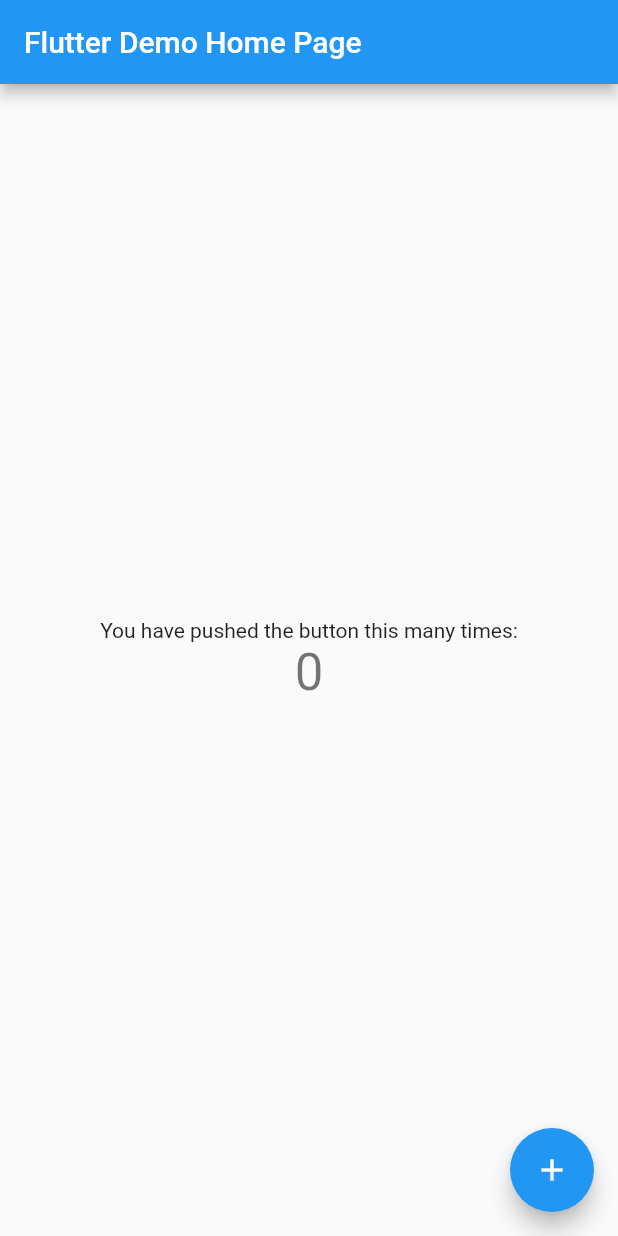
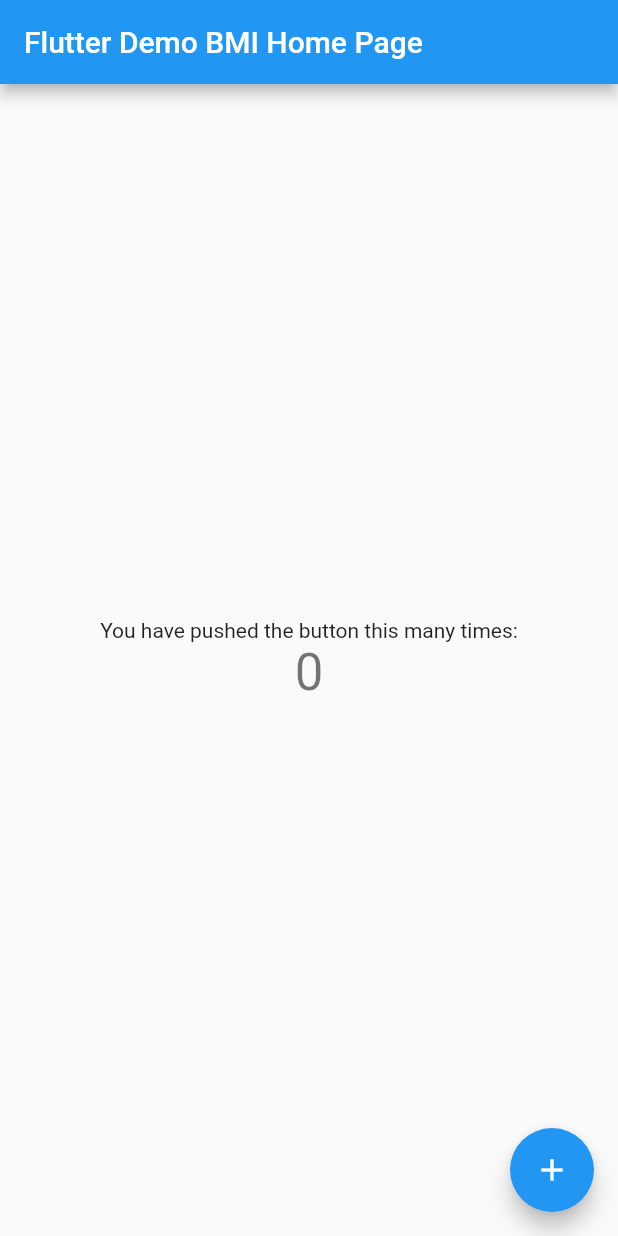
Before and after one commit to nanangkoesharwanto/test_bmi, a Flutter app: the screen it shows after launch, on a phone screen of 412 x 824 dp. Run offline on Flutter 3.47's test engine with Material 2 defaults, Android fonts, the phone set to English and light mode, and no system bars.

Commit message:
second commit

```diff
--- a/lib/main.dart
+++ b/lib/main.dart
@@ -11,7 +11,7 @@ class MyApp extends StatelessWidget {
   @override
   Widget build(BuildContext context) {
     return MaterialApp(
-      title: 'Flutter Demo',
+      title: 'Flutter Demo BMI',
       theme: ThemeData(
         // This is the theme of your application.
         //
@@ -24,7 +24,7 @@ class MyApp extends StatelessWidget {
         // is not restarted.
         primarySwatch: Colors.blue,
       ),
-      home: const MyHomePage(title: 'Flutter Demo Home Page'),
+      home: const MyHomePage(title: 'Flutter Demo BMI Home Page'),
     );
   }
 }
```
